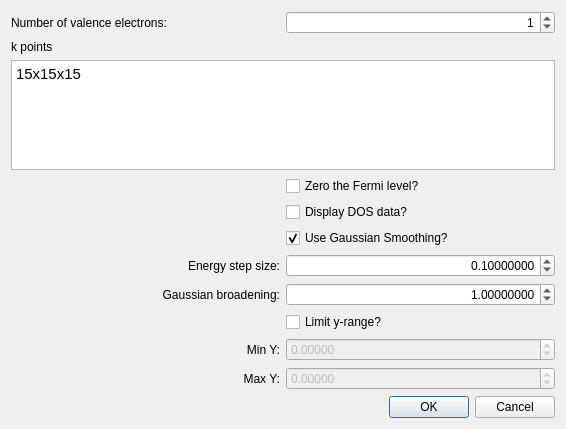
SSeBastian3/avogadro, file libavogadro/src/extensions/yaehmop/yaehmoptotaldosdialog.ui: the form before one commit.
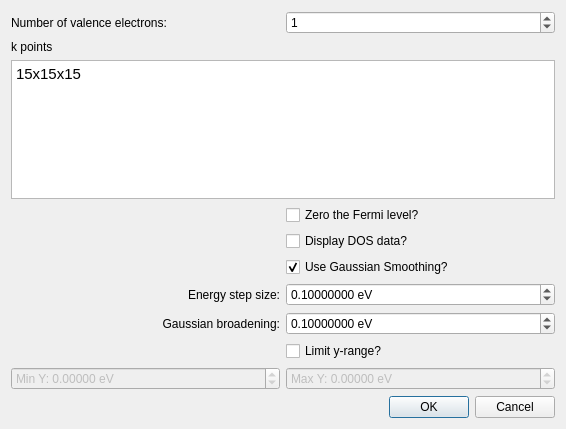
The form after the commit.

Patch:
```diff
--- a/libavogadro/src/extensions/yaehmop/yaehmoptotaldosdialog.ui
+++ b/libavogadro/src/extensions/yaehmop/yaehmoptotaldosdialog.ui
@@ -50,7 +50,7 @@
       <string>&lt;html&gt;&lt;head/&gt;&lt;body&gt;&lt;p&gt;Enter the number of k-points that will be connecting the special k-points. More of these k-points will smooth out the graph, but the calculation may take longer.&lt;/p&gt;&lt;/body&gt;&lt;/html&gt;</string>
      </property>
      <property name="alignment">
-      <set>Qt::AlignRight|Qt::AlignTrailing|Qt::AlignVCenter</set>
+      <set>Qt::AlignLeading|Qt::AlignLeft|Qt::AlignVCenter</set>
      </property>
      <property name="suffix">
       <string/>
@@ -69,7 +69,7 @@
    <item row="5" column="0" colspan="2">
     <widget class="QTextEdit" name="edit_kpoints">
      <property name="toolTip">
-      <string>&lt;html&gt;&lt;head/&gt;&lt;body&gt;&lt;p&gt;Enter the k-points for the calculation in a grid format as follows:&lt;/p&gt;&lt;p&gt;&amp;lt;l&amp;gt;x&amp;lt;m&amp;gt;x&amp;lt;n&amp;gt;&lt;/p&gt;&lt;p&gt;where l, m, and n are integers. For example, 5x5x5 would be a grid with 5 elements in every direction. You may also enter k-points in the following format:&lt;/p&gt;&lt;p&gt;&amp;lt;x&amp;gt; &amp;lt;y&amp;gt; &amp;lt;z&amp;gt; &amp;lt;weight&amp;gt;&lt;/p&gt;&lt;p&gt;where x, y, and z are the three dimensional coordinates of the k-point in reciprocal space, and the weight is the weight of the k-point. &lt;/p&gt;&lt;p&gt;More k-points will result in a more accurate calculation.&lt;/p&gt;&lt;p&gt;Please note that the orientation of your cell may have an effect on the locations of these reciprocal space points.&lt;/p&gt;&lt;/body&gt;&lt;/html&gt;</string>
+      <string>&lt;html&gt;&lt;head/&gt;&lt;body&gt;&lt;p&gt;Enter the k-points for the calculation in a grid format as follows:&lt;/p&gt;&lt;p&gt;&amp;lt;l&amp;gt;x&amp;lt;m&amp;gt;x&amp;lt;n&amp;gt;&lt;/p&gt;&lt;p&gt;where l, m, and n are integers. For example, 5x5x5 would be a grid with 5 elements in every direction. You may also enter k-points in the following format:&lt;/p&gt;&lt;p&gt;&amp;lt;x&amp;gt; &amp;lt;y&amp;gt; &amp;lt;z&amp;gt; &amp;lt;weight&amp;gt;&lt;/p&gt;&lt;p&gt;where x, y, and z are the three dimensional coordinates of the k-point in reciprocal space, and the weight is the weight of the k-point. &lt;/p&gt;&lt;p&gt;More k-points will result in a more accurate calculation. However, your computer may shut down the process if it uses up too much memory.&lt;/p&gt;&lt;p&gt;Please note that the orientation of your cell may have an effect on the locations of these reciprocal space points.&lt;/p&gt;&lt;p&gt;Default: 15x15x15&lt;/p&gt;&lt;/body&gt;&lt;/html&gt;</string>
      </property>
      <property name="html">
       <string>&lt;!DOCTYPE HTML PUBLIC &quot;-//W3C//DTD HTML 4.0//EN&quot; &quot;http://www.w3.org/TR/REC-html40/strict.dtd&quot;&gt;
@@ -80,16 +80,6 @@
      </property>
     </widget>
    </item>
-   <item row="7" column="1">
-    <widget class="QCheckBox" name="cb_displayData">
-     <property name="toolTip">
-      <string>&lt;html&gt;&lt;head/&gt;&lt;body&gt;&lt;p&gt;Whether or not to display the density of states data in a&lt;/p&gt;&lt;p&gt;pop-up box after the calculation finishes.&lt;/p&gt;&lt;p&gt;&lt;br/&gt;&lt;/p&gt;&lt;p&gt;Data may be copied and pasted into a separate file.&lt;/p&gt;&lt;/body&gt;&lt;/html&gt;</string>
-     </property>
-     <property name="text">
-      <string>Display DOS data?</string>
-     </property>
-    </widget>
-   </item>
    <item row="11" column="0">
     <widget class="QLabel" name="label_4">
      <property name="text">
@@ -103,7 +93,7 @@
    <item row="8" column="1">
     <widget class="QCheckBox" name="cb_useSmoothing">
      <property name="toolTip">
-      <string>&lt;html&gt;&lt;head/&gt;&lt;body&gt;&lt;p&gt;Whether or not to use Gaussian smoothing to smooth the data.&lt;/p&gt;&lt;p&gt;&lt;br/&gt;&lt;/p&gt;&lt;p&gt;Smoothing is typically performed for density of states data.&lt;/p&gt;&lt;/body&gt;&lt;/html&gt;</string>
+      <string>&lt;html&gt;&lt;head/&gt;&lt;body&gt;&lt;p&gt;Whether or not to use Gaussian smoothing to smooth the data.&lt;/p&gt;&lt;p&gt;&lt;br/&gt;&lt;/p&gt;&lt;p&gt;Smoothing is typically performed for density of states data.&lt;/p&gt;&lt;p&gt;Default: on&lt;/p&gt;&lt;/body&gt;&lt;/html&gt;</string>
      </property>
      <property name="text">
       <string>Use Gaussian Smoothing?</string>
@@ -116,14 +106,20 @@
    <item row="10" column="1">
     <widget class="QDoubleSpinBox" name="spin_energyStep">
      <property name="toolTip">
-      <string>&lt;html&gt;&lt;head/&gt;&lt;body&gt;&lt;p&gt;The energy step size for Gaussian smoothing. &lt;/p&gt;&lt;/body&gt;&lt;/html&gt;</string>
+      <string>&lt;html&gt;&lt;head/&gt;&lt;body&gt;&lt;p&gt;The energy step size for Gaussian smoothing. &lt;/p&gt;&lt;p&gt;Default: 0.1&lt;/p&gt;&lt;/body&gt;&lt;/html&gt;</string>
+     </property>
+     <property name="layoutDirection">
+      <enum>Qt::LeftToRight</enum>
      </property>
      <property name="alignment">
-      <set>Qt::AlignRight|Qt::AlignTrailing|Qt::AlignVCenter</set>
+      <set>Qt::AlignLeading|Qt::AlignLeft|Qt::AlignVCenter</set>
      </property>
      <property name="prefix">
       <string/>
      </property>
+     <property name="suffix">
+      <string> eV</string>
+     </property>
      <property name="decimals">
       <number>8</number>
      </property>
@@ -141,10 +137,13 @@
    <item row="11" column="1">
     <widget class="QDoubleSpinBox" name="spin_broadening">
      <property name="toolTip">
-      <string>&lt;html&gt;&lt;head/&gt;&lt;body&gt;&lt;p&gt;Gaussian broadening for Gaussian smoothing.&lt;/p&gt;&lt;/body&gt;&lt;/html&gt;</string>
+      <string>&lt;html&gt;&lt;head/&gt;&lt;body&gt;&lt;p&gt;Gaussian broadening for Gaussian smoothing. The Gaussian broadening is the standard deviation.&lt;/p&gt;&lt;p&gt;Default: 0.1&lt;/p&gt;&lt;/body&gt;&lt;/html&gt;</string>
      </property>
      <property name="alignment">
-      <set>Qt::AlignRight|Qt::AlignTrailing|Qt::AlignVCenter</set>
+      <set>Qt::AlignLeading|Qt::AlignLeft|Qt::AlignVCenter</set>
+     </property>
+     <property name="suffix">
+      <string> eV</string>
      </property>
      <property name="decimals">
       <number>8</number>
@@ -156,11 +155,11 @@
       <double>0.100000000000000</double>
      </property>
      <property name="value">
-      <double>1.000000000000000</double>
+      <double>0.100000000000000</double>
      </property>
     </widget>
    </item>
-   <item row="15" column="0" colspan="2">
+   <item row="16" column="0" colspan="2">
     <widget class="QDialogButtonBox" name="buttonBox">
      <property name="orientation">
       <enum>Qt::Horizontal</enum>
@@ -170,34 +169,17 @@
      </property>
     </widget>
    </item>
-   <item row="12" column="1">
-    <widget class="QCheckBox" name="cb_limitY">
-     <property name="text">
-      <string>Limit y-range?</string>
-     </property>
-    </widget>
-   </item>
-   <item row="13" column="1">
-    <widget class="QDoubleSpinBox" name="spin_minY">
-     <property name="enabled">
-      <bool>false</bool>
-     </property>
-     <property name="decimals">
-      <number>5</number>
-     </property>
-     <property name="minimum">
-      <double>-10000.000000000000000</double>
-     </property>
-     <property name="maximum">
-      <double>10000.000000000000000</double>
-     </property>
-    </widget>
-   </item>
-   <item row="14" column="1">
+   <item row="15" column="1">
     <widget class="QDoubleSpinBox" name="spin_maxY">
      <property name="enabled">
       <bool>false</bool>
      </property>
+     <property name="prefix">
+      <string>Max Y: </string>
+     </property>
+     <property name="suffix">
+      <string> eV</string>
+     </property>
      <property name="decimals">
       <number>5</number>
      </property>
@@ -209,39 +191,58 @@
      </property>
     </widget>
    </item>
-   <item row="13" column="0">
-    <widget class="QLabel" name="label_5">
-     <property name="layoutDirection">
-      <enum>Qt::LeftToRight</enum>
+   <item row="7" column="1">
+    <widget class="QCheckBox" name="cb_displayData">
+     <property name="toolTip">
+      <string>&lt;html&gt;&lt;head/&gt;&lt;body&gt;&lt;p&gt;Whether or not to display the density of states data in a&lt;/p&gt;&lt;p&gt;pop-up box after the calculation finishes.&lt;/p&gt;&lt;p&gt;&lt;br/&gt;&lt;/p&gt;&lt;p&gt;Data may be copied and pasted into a separate file.&lt;/p&gt;&lt;p&gt;Default: off&lt;/p&gt;&lt;/body&gt;&lt;/html&gt;</string>
      </property>
      <property name="text">
-      <string>Min Y:</string>
+      <string>Display DOS data?</string>
      </property>
-     <property name="alignment">
-      <set>Qt::AlignRight|Qt::AlignTrailing|Qt::AlignVCenter</set>
-     </property>
     </widget>
    </item>
-   <item row="14" column="0">
-    <widget class="QLabel" name="label_6">
-     <property name="text">
-      <string>Max Y:</string>
+   <item row="15" column="0">
+    <widget class="QDoubleSpinBox" name="spin_minY">
+     <property name="enabled">
+      <bool>false</bool>
      </property>
-     <property name="alignment">
-      <set>Qt::AlignRight|Qt::AlignTrailing|Qt::AlignVCenter</set>
+     <property name="prefix">
+      <string>Min Y: </string>
+     </property>
+     <property name="suffix">
+      <string> eV</string>
+     </property>
+     <property name="decimals">
+      <number>5</number>
+     </property>
+     <property name="minimum">
+      <double>-10000.000000000000000</double>
+     </property>
+     <property name="maximum">
+      <double>10000.000000000000000</double>
      </property>
     </widget>
    </item>
    <item row="6" column="1">
     <widget class="QCheckBox" name="cb_zeroFermi">
      <property name="toolTip">
-      <string>&lt;html&gt;&lt;head/&gt;&lt;body&gt;&lt;p&gt;Subtracts the Fermi energy from all other energies so that the Fermi energy is set to be zero.&lt;/p&gt;&lt;/body&gt;&lt;/html&gt;</string>
+      <string>&lt;html&gt;&lt;head/&gt;&lt;body&gt;&lt;p&gt;Subtracts the Fermi energy from all other energies so that the Fermi energy is set to be zero.&lt;/p&gt;&lt;p&gt;Default: off&lt;/p&gt;&lt;/body&gt;&lt;/html&gt;</string>
      </property>
      <property name="text">
       <string>Zero the Fermi level?</string>
      </property>
     </widget>
    </item>
+   <item row="12" column="1">
+    <widget class="QCheckBox" name="cb_limitY">
+     <property name="toolTip">
+      <string>&lt;html&gt;&lt;head/&gt;&lt;body&gt;&lt;p&gt;Limit the y-range?&lt;/p&gt;&lt;p&gt;&lt;br/&gt;&lt;/p&gt;&lt;p&gt;Default: off&lt;/p&gt;&lt;/body&gt;&lt;/html&gt;</string>
+     </property>
+     <property name="text">
+      <string>Limit y-range?</string>
+     </property>
+    </widget>
+   </item>
   </layout>
  </widget>
  <tabstops>
```
Left out of the diff: 2 changed lines with no effect on the pictures.
